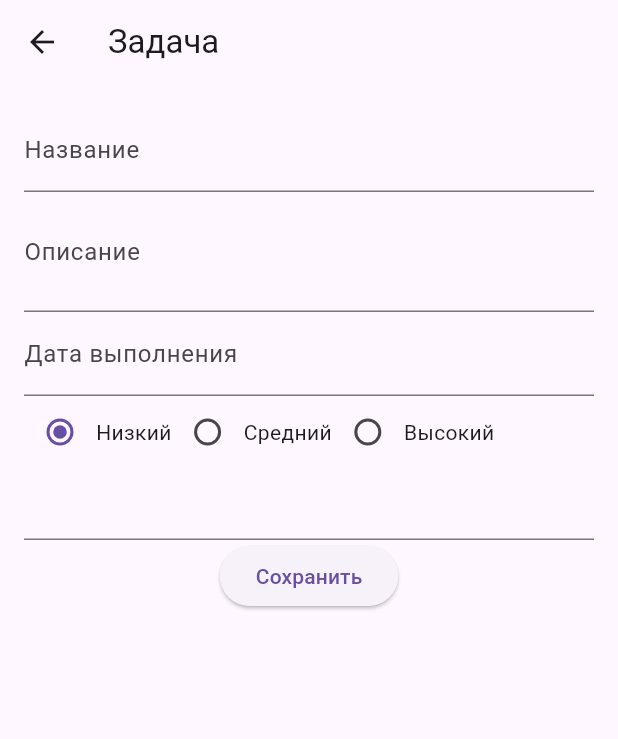
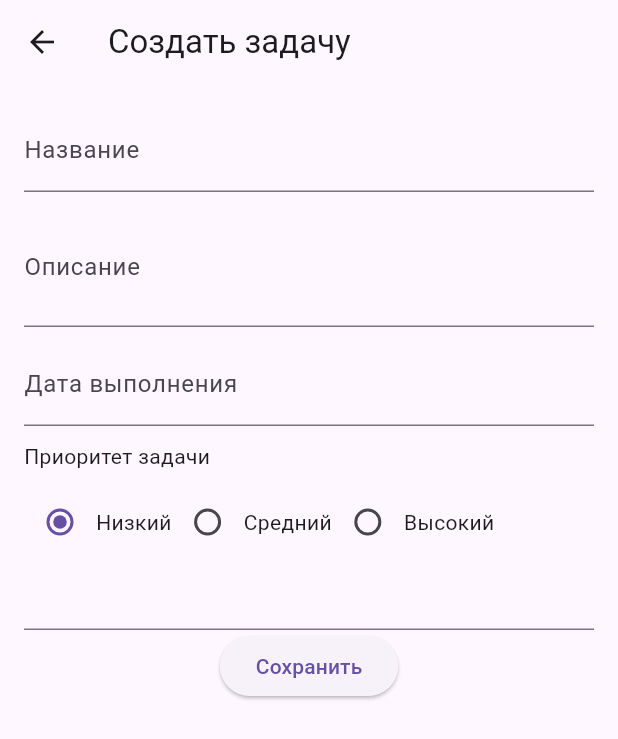
Before and after one commit to ozernyifei/planner, a Flutter app: the TaskScreen screen opened directly, after a tap on the "add" icon, on a phone screen of 412 x 824 dp. Shown: the top 739 px of the screen. Run offline on Flutter 3.47's test engine with Material 3 defaults, Android fonts, the phone set to English and light mode, and no system bars; our stand-ins replace shared_preferences, sqflite, syncfusion_flutter_calendar; accounts and stored records are empty.

Commit message:
some fixex need to fix add tag

```diff
--- a/lib/classes/encrypt.dart
+++ b/lib/classes/encrypt.dart
@@ -23,7 +23,7 @@ import 'dart:math';
 // }
 
 
-class SecureToken {
+class Encrypt {
 
   Future<List<int>> generateRandomBytes(int length) async {
     final random = Random.secure();
@@ -37,9 +37,9 @@ class SecureToken {
 
 
   static Future<String> generateToken() async {
-    final secureToken = SecureToken();
+    final encrypt = Encrypt();
 
-    final randomBytes = await secureToken.generateRandomBytes(32);
+    final randomBytes = await encrypt.generateRandomBytes(32);
     final token = base64Encode(randomBytes);
 
     return token;
--- a/lib/main.dart
+++ b/lib/main.dart
@@ -25,6 +25,7 @@ class MainApp extends StatelessWidget {
       theme: ThemeData(
         primarySwatch: Colors.amber,
       ),
+			debugShowCheckedModeBanner: false,
     );
   }
 }
--- a/lib/models/task.dart
+++ b/lib/models/task.dart
@@ -19,7 +19,7 @@ class Task {
       title: map['title'],
       description: map['description'] ?? '',
       dueDate: DateTime.parse(map['dueDate']),
-      userId: map['userId'],
+      userId: map['user_id'],
       priorityId: map['priorityId'],
       statusId: map['statusId'],
       tagId: map['tagId'],
@@ -40,7 +40,7 @@ class Task {
       'title': title,
       'description': description,
       'dueDate': dueDate?.toIso8601String(),
-      'userId': userId,
+      'user_id': userId,
       'priorityId': priorityId,
       'statusId': statusId,
       'tagId': tagId,
--- a/lib/models/user_data.dart
+++ b/lib/models/user_data.dart
@@ -5,7 +5,6 @@ class UserData {
     required this.sName,
     required this.username,
     required this.email,
-    required this.password,
   });
 
   factory UserData.fromMap(Map<String, dynamic> map) {
@@ -15,7 +14,6 @@ class UserData {
       sName: map['second_name'],
       username: map['username'],
       email: map['email'],
-      password: map['password'],
     );
   }
   int? id;
@@ -23,7 +21,6 @@ class UserData {
   String sName;
   String username;
   String email;
-  String password;
 
   Map<String, dynamic> toMap() {
     return {
@@ -32,7 +29,6 @@ class UserData {
       'second_name': sName,
       'username': username,
       'email': email,
-      'password': password,
     };
   }
 }
--- a/lib/screens/auth_screen.dart
+++ b/lib/screens/auth_screen.dart
@@ -1,4 +1,5 @@
 import 'package:flutter/material.dart';
+import 'package:planner/classes/encrypt.dart';
 import 'package:planner/classes/user_service.dart';
 import 'package:planner/screens/reg_screen.dart';
 import 'package:planner/widgets/show_error.dart';
@@ -75,6 +76,7 @@ class _AuthScreenState extends State<AuthScreen> {
                   username,
                   password);
                 if (mounted && isLoggedIn) {
+                  await UserService.saveLoggedInUser(username, await Encrypt.generateToken());
                   await Navigator.pushReplacementNamed(context, '/home');
                 }
                 else {
--- a/lib/screens/edit_task_dialog.dart
+++ b/lib/screens/edit_task_dialog.dart
@@ -5,11 +5,8 @@ import 'package:planner/classes/db_helper.dart';
 import 'package:planner/models/task.dart';
 import 'package:shared_preferences/shared_preferences.dart';
 class EditTaskScreen extends StatefulWidget {
+
   const EditTaskScreen({super.key, this.task});
-
-  factory EditTaskScreen.create() {
-    return const EditTaskScreen();
-  }
 
   final Task? task;
 
@@ -19,7 +16,11 @@ class EditTaskScreen extends StatefulWidget {
 }
 
 class _EditTaskScreenState extends State<EditTaskScreen> {
+
+  bool _isCreatingNewTask = true;
+
   int _selectedPriority = 1;
+  int _selectedStatus = 1;
   // Контроллеры для полей ввода
   final _titleController = TextEditingController();
   final _descriptionController = TextEditingController();
@@ -33,6 +34,7 @@ class _EditTaskScreenState extends State<EditTaskScreen> {
   void initState() {
     super.initState();
     if (widget.task != null) {
+      _isCreatingNewTask = false;
       _titleController.text = widget.task!.title;
       _descriptionController.text = widget.task!.description!;
       _dueDateController.text = widget.task!.dueDate!.toIso8601String();
@@ -51,7 +53,7 @@ class _EditTaskScreenState extends State<EditTaskScreen> {
       final dbHelper = DbHelper();
       final database = await dbHelper.database;
 
-    final result = await database.query('users',
+      final result = await database.query('user_data',
           where: 'username = ?',
           whereArgs: [username],
           limit: 1);
@@ -62,8 +64,8 @@ class _EditTaskScreenState extends State<EditTaskScreen> {
         // Proceed with saving the task
         final task = widget.task ?? Task(
           title: '',
-        priorityId: 1, // Example default priority
-        statusId: 1, // Example default status
+          priorityId: _selectedPriority, // Example default priority
+          statusId: _selectedStatus, // Example default status
           userId: userId, // Add userId here
         );
 
@@ -88,11 +90,23 @@ class _EditTaskScreenState extends State<EditTaskScreen> {
       // (e.g., show an error message or prevent saving)
     }
   }
+
+  //TODO(lebowskd):
+  // 'id': id,
+  //     'title': title, check
+  //     'description': description, check
+  //     'dueDate': dueDate?.toIso8601String(), check
+  //     'user_id': userId,
+  //     'priorityId': priorityId,  check
+  //     'statusId': statusId,
+  //     'tagId': tagId,
+
   @override
   Widget build(BuildContext context) {
     return Scaffold(
       appBar: AppBar(
-        title: const Text('Задача'),
+        title: Text(
+          _isCreatingNewTask ? 'Создать задачу' : 'Изменить задачу'),
       ),
       body: SingleChildScrollView(
         child: Padding(
@@ -104,12 +118,14 @@ class _EditTaskScreenState extends State<EditTaskScreen> {
                 controller: _titleController,
                 decoration: const InputDecoration(labelText: 'Название'),
               ),
+              const SizedBox(height: 10),
               // Поле ввода для описания задачи
               TextField(
                 controller: _descriptionController,
                 decoration: const InputDecoration(labelText: 'Описание'),
                 maxLines: 2,
               ),
+              const SizedBox(height: 10),
               // Поле ввода для даты выполнения
               TextField(
                 controller: _dueDateController,
@@ -130,6 +146,12 @@ class _EditTaskScreenState extends State<EditTaskScreen> {
                 },
                 decoration: const InputDecoration(labelText: 'Дата выполнения'),
               ),
+              const SizedBox(height: 10),
+              const Align(
+                alignment: Alignment.centerLeft,
+                child: Text('Приоритет задачи'),
+              ),
+              const SizedBox(height: 10), // Add some spacing between label and radios
               Row(
               children: [
                 Radio(
@@ -164,6 +186,53 @@ class _EditTaskScreenState extends State<EditTaskScreen> {
                 const Text('Высокий'),
               ],
             ),
+            Visibility(
+              visible: !_isCreatingNewTask,
+              child: Column(
+                children: [
+                  const SizedBox(height: 10),
+                  const Align(
+                    alignment: Alignment.centerLeft,
+                    child: Text('Срочность задачи'),
+                  ),
+                  const SizedBox(height: 10), // Add some spacing between label and radios
+                  Row(
+                  children: [
+                    Radio(
+                      value: 1,
+                      groupValue: _selectedStatus,
+                      onChanged: (value) {
+                        setState(() {
+                          _selectedStatus = value!;
+                        });
+                      },
+                    ),
+                    const Text('Низкий'),
+                    Radio(
+                      value: 2,
+                      groupValue: _selectedStatus,
+                      onChanged: (value) {
+                        setState(() {
+                          _selectedStatus = value!;
+                        });
+                      },
+                    ),
+                    const Text('Средний'),
+                    Radio(
+                      value: 3,
+                      groupValue: _selectedStatus,
+                      onChanged: (value) {
+                        setState(() {
+                          _selectedStatus = value!;
+                        });
+                      },
+                    ),
+                    const Text('Высокий'),
+                  ],
+                              ),
+                ],
+              ),
+              ),
               const TextField(),
               // Кнопка сохранения задачи
               ElevatedButton(
--- a/lib/screens/task_screen.dart
+++ b/lib/screens/task_screen.dart
@@ -1,9 +1,9 @@
 // ignore_for_file: library_private_types_in_public_api
-
 import 'dart:async';
 
 import 'package:flutter/material.dart';
 import 'package:planner/classes/db_helper.dart';
+import 'package:planner/classes/user_service.dart';
 import 'package:planner/models/task.dart';
 import 'package:planner/screens/edit_task_dialog.dart';
 
@@ -15,20 +15,25 @@ class TaskScreen extends StatefulWidget {
 }
 
 class _TaskScreenState extends State<TaskScreen> {
-
   final DbHelper dbHelper = DbHelper();
+  int? _userId;
 
   List<Task> tasks = [];
-  Future<List<Task>> _loadTasks() async {
 
-  final database = await dbHelper.database;
-  final tasksData = await database.query('task');
-  final tasks = <Task>[];
-  for (final row in tasksData) {
-    tasks.add(Task.fromMap(row));
+  Future<void> _fetchTasks() async {
+    _userId = await UserService.fetchUserId();
+    if (_userId != null) {
+      final loadedTasks = await UserService.getTasksForUser(_userId!);
+      setState(() {
+        tasks = loadedTasks;
+      });
+    } else {
+      // Handle the case where user ID is not found (optional)
+      print('User ID not found in SharedPreferences');
+    }
   }
-  return tasks;
-}
+
+
   Future<void> _deleteTask(int taskId) async {
   final dbHelper = DbHelper();
   final database = await dbHelper.database;
@@ -43,11 +48,8 @@ class _TaskScreenState extends State<TaskScreen> {
   void initState()  {
     super.initState();
      unawaited(dbHelper.initDatabase());
-     unawaited(_loadTasks().then((loadedTasks) {
-      setState(() {
-        tasks = loadedTasks;
-      });
-    }));
+     unawaited(_fetchTasks()); {
+    }
   }
 
   @override
@@ -72,8 +74,7 @@ class _TaskScreenState extends State<TaskScreen> {
                         ListTile(
                           title: const Text('Редактировать'),
                           onTap: () {
-                            //editTask(task.id);
-                            Navigator.pop(context);
+                            _editTask(context, task);
                           },
                         ),
                         ListTile(
@@ -105,3 +106,14 @@ class _TaskScreenState extends State<TaskScreen> {
     );
   }
 }
+
+// TODO(lebowskd): create edit task
+
+Future<void> _editTask(BuildContext context, Task task) async {
+  await Navigator.push(
+            context,
+            MaterialPageRoute(
+              builder: (context) => EditTaskScreen(task: task)
+              ),
+          );
+}
--- a/pubspec.yaml
+++ b/pubspec.yaml
@@ -11,8 +11,8 @@ dependencies:
   flutter:
     sdk: flutter
   flutter_colorpicker: ^1.0.3
+  flutter_tags_x: ^1.1.0
   google_fonts: ^6.2.1
-  googleapis: ^13.1.0
   material: ^1.0.0+2
   pointycastle: ^3.9.0
   shared_preferences: ^2.2.3
```
Also changed, not shown: lib/classes/user_service.dart (+28 -12 lines), lib/screens/add_tag_dialog.dart (+106 -106 lines), lib/screens/login_screen.dart (deleted), pubspec.lock. Lines whose indentation alone changed are shown as unchanged.
